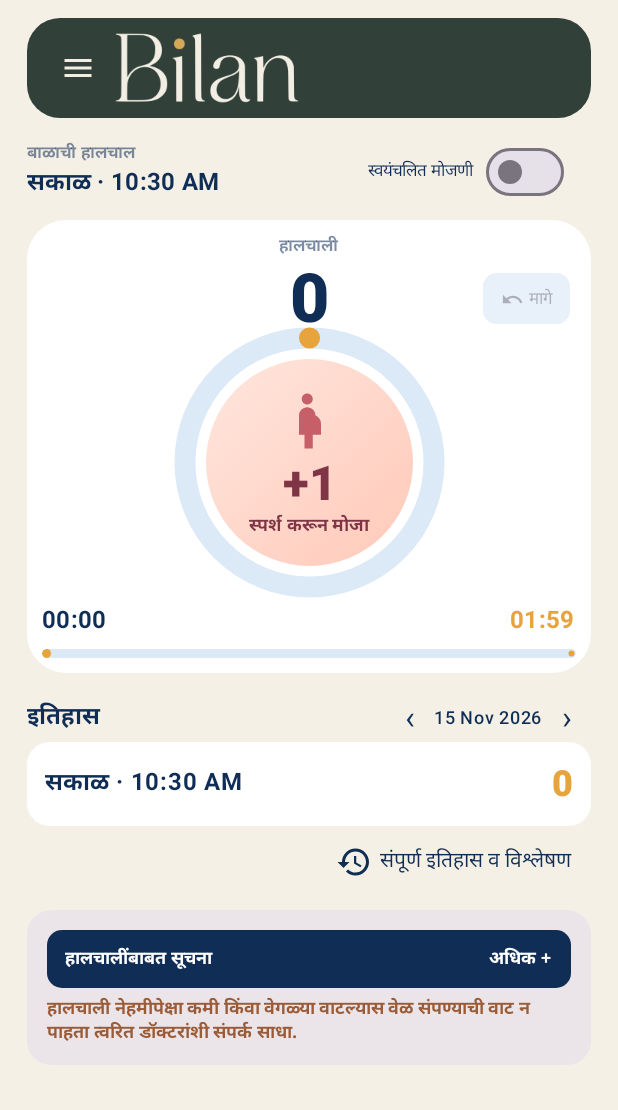
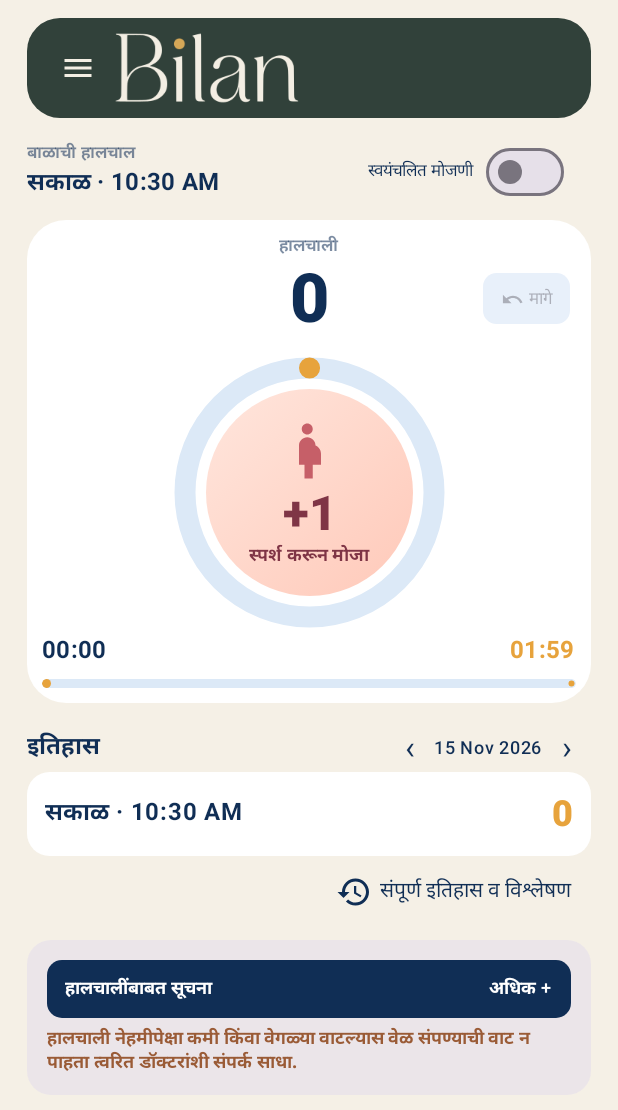
Before and after one commit to project-bharat/counterapp, an Android app built with Jetpack Compose: the screen it shows after launch (MainActivity), after a tap on "सत्र सुरू करा", on a phone screen of 412 x 824 dp. Shown: the top 1110 px of the screen. Run offline under Robolectric (Android 15) with nearby library versions, the phone set to English and light mode, and no system bars; our stand-ins replace Room's generated code; pictures from the network do not load; 1 other tap on this screen came first.

Commit message:
Add spacing between movement total and tap counter

```diff
--- a/app/src/main/java/com/projectbharat/counterapp/MainActivity.kt
+++ b/app/src/main/java/com/projectbharat/counterapp/MainActivity.kt
@@ -655,6 +655,7 @@ private fun BabyMovementScreen(
                             }
                         }
                     }
+                    Spacer(Modifier.height(20.dp))
                     Box(Modifier.size(166.dp), contentAlignment = Alignment.Center) {
                         Canvas(Modifier.fillMaxSize()) {
                             drawCircle(tapSurface, style = androidx.compose.ui.graphics.drawscope.Stroke(width = 14.dp.toPx()))
```
